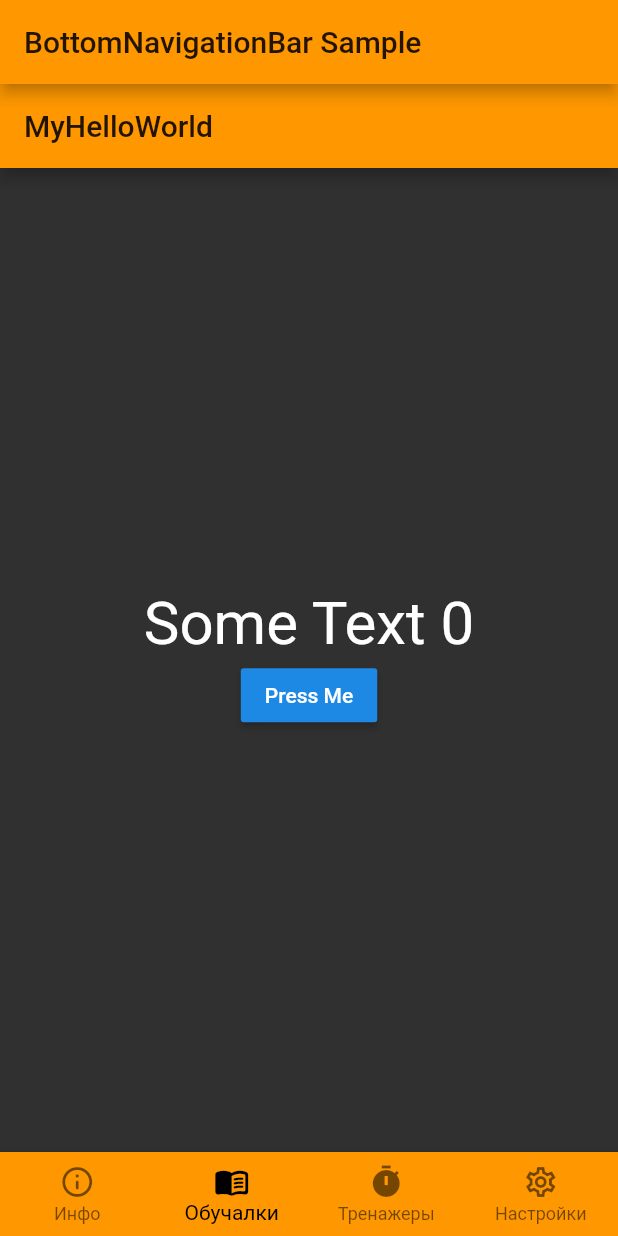
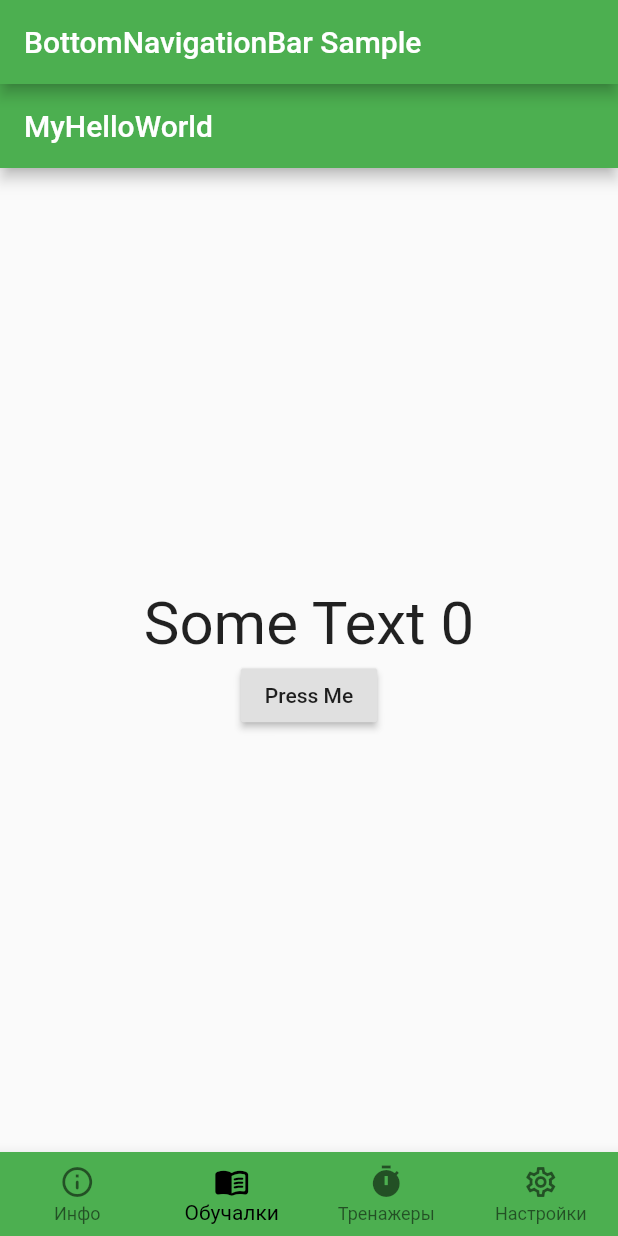
Before and after one commit to Tohaman/RG2_flutter, a Flutter app: the screen it shows after launch, item 2 of the bottom bar chosen, on a phone screen of 412 x 824 dp. Run offline on Flutter 3.47's test engine with Material 2 defaults, Android fonts, the phone set to English and light mode, and no system bars; our stand-ins replace flutter_html, flutter_svg, shared_preferences.

Commit message:
Добавляем сохранение темы

```diff
--- /dev/null
+++ b/lib/Constants.dart
@@ -0,0 +1 @@
+const String THEME_NUMBER = "themeNumber";
--- /dev/null
+++ b/lib/Preferences.dart
@@ -0,0 +1,6 @@
+import 'package:shared_preferences/shared_preferences.dart';
+
+class Prefer {
+  static SharedPreferences prefs;
+  static int themeIndexPref = 0;
+}
--- a/lib/ui/BottomNavBar.dart
+++ b/lib/ui/BottomNavBar.dart
@@ -19,7 +19,7 @@ class _BottomNavBar extends State<BottomNavBar> {
   static const TextStyle optionStyle =
       TextStyle(fontSize: 30, fontWeight: FontWeight.bold);
   static List<Widget> _widgetOptions = <Widget>[
-    InfoView(),
+    Info2View(),
     HomeView(),
     TrainerView(),
     SettingsView()
--- a/lib/ui/ThemeModel.dart
+++ b/lib/ui/ThemeModel.dart
@@ -1,24 +1,30 @@
 import 'package:flutter/material.dart';
+import 'package:flutter_demo/Constants.dart';
 import 'package:flutter_demo/res/themes/app_themes.dart';
 import 'package:scoped_model/scoped_model.dart';
 import 'package:shared_preferences/shared_preferences.dart';
+
+import '../Preferences.dart';
 
 class ThemeModel extends Model {
   /// The state of the model.
   ThemeData currentTheme;
 
-  getData() async {
-    SharedPreferences preferences = await SharedPreferences.getInstance();
+  _saveThemeToSP(int value) async {
+    final preferences = await SharedPreferences.getInstance();
+    await preferences.setInt(THEME_NUMBER, value);
   }
 
   ThemeModel() {
-    currentTheme = appThemeData[AppTheme.OrangeDark];
+    print("Выбрана тема номер - ${Prefer.themeIndexPref}");
+    currentTheme = appThemeData[AppTheme.values[Prefer.themeIndexPref]];
   }
 
   /// Changes the [currentTheme]
-  /// and dependent widgets are notified using [notifyListeners].
+  /// and dependent widgets are notified using [notifyListeners()].
   void toggleTheme(AppTheme theme) {
     currentTheme = appThemeData[theme];
+    _saveThemeToSP(theme.index);
     notifyListeners();
   }
 }
```
Also changed, not shown: lib/main.dart (+9 -2 lines), lib/ui/Root.dart (line endings or trailing spaces).
